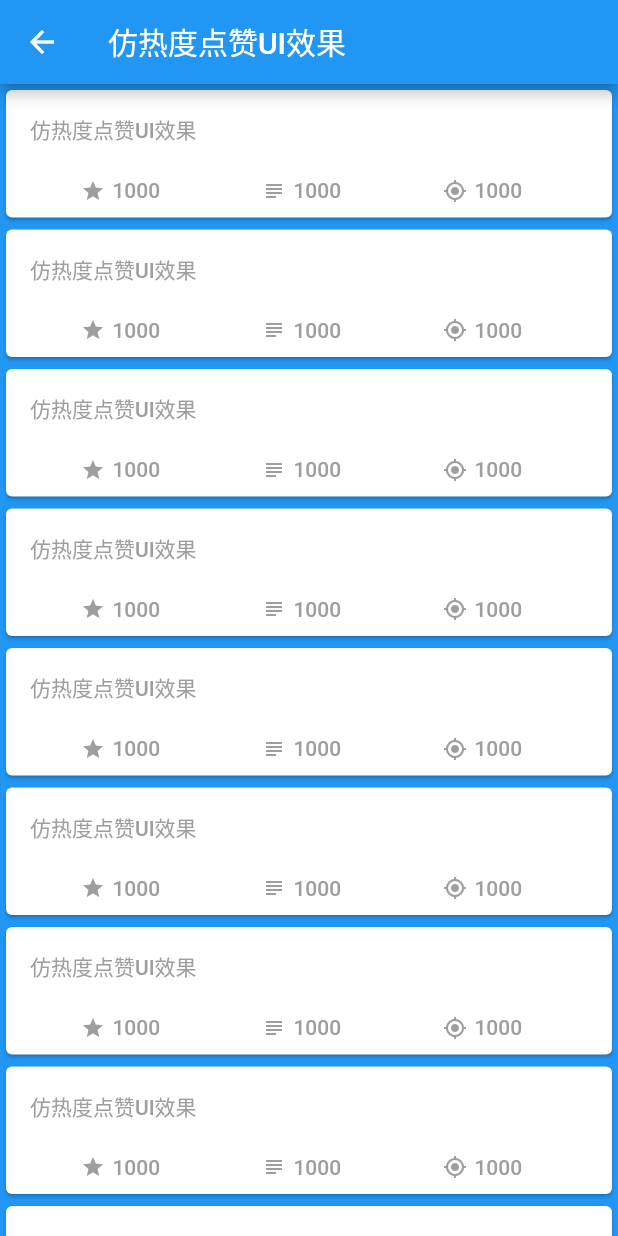
After one commit to longzekai/jsp_flutter, a Flutter app: the UIDemo screen opened directly, after a tap on "仿热度点赞UI效果", on a phone screen of 412 x 824 dp. The commit adds this screen. Run offline on Flutter 3.47's test engine with Material 2 defaults, Android fonts, the phone set to English and light mode, and no system bars.

Commit message:
增加了仿热度点赞UI效果

```diff
--- a/lib/flutter_list_demo.dart
+++ b/lib/flutter_list_demo.dart
@@ -3,6 +3,7 @@ import 'package:jsp_flutter/demo01/first_demo.dart';
 import 'package:jsp_flutter/demo02/second_demo.dart';
 import 'package:jsp_flutter/demo03/three_demo.dart';
 import 'package:jsp_flutter/demo04/forth_demo.dart';
+import 'package:jsp_flutter/higherUI/higher_ui_demo.dart';
 
 class ListDemoBean {
   final String title;
@@ -16,7 +17,8 @@ class ListDemo extends StatelessWidget {
     ListDemoBean('Flutter 第二季', SecondDemo(title: 'Flutter 第二季')),
     ListDemoBean('Flutter 第三季', ThreeDemo(title: 'Flutter 第三季')),
     ListDemoBean('Flutter 第四季', ForthDemo(title: 'Flutter 第四季')),
-    ListDemoBean('20个Flutter实例视频教程', FirstDemo(title: '20个Flutter实例视频教程'))
+    ListDemoBean('20个Flutter实例视频教程', FirstDemo(title: '20个Flutter实例视频教程')),
+    ListDemoBean('高级UI Demo展示', UIDemo(title: '高级UI Demo展示'))
   ];
 
   @override
--- /dev/null
+++ b/lib/higherUI/higher_ui_demo.dart
@@ -0,0 +1,42 @@
+import 'package:flutter/material.dart';
+import 'package:jsp_flutter/flutter_list_demo.dart';
+import 'package:jsp_flutter/higherUI/jj_demo01.dart';
+
+class UIDemo extends StatelessWidget {
+  final List<ListDemoBean> uiDemoList = [
+    ListDemoBean('仿热度点赞UI效果', JJDemo01(title: '仿热度点赞UI效果')),
+  ];
+
+  final String title;
+  UIDemo({Key key, this.title}) : super(key: key);
+
+  @override
+  Widget build(BuildContext context) {
+    return Scaffold(
+      appBar: AppBar(
+        title: Text(this.title),
+        centerTitle: true, // 设置标题文字居中
+        backgroundColor: Colors.lightBlue[100],
+      ),
+      body: ListView.builder(
+        itemCount: uiDemoList.length,
+        itemBuilder: (BuildContext context, int index) {
+          return Column(
+            children: <Widget>[
+              ListTile(
+                title: Text(uiDemoList[index].title),
+                onTap: () {
+                  Navigator.push(context,
+                      MaterialPageRoute(builder: (BuildContext context) {
+                    return uiDemoList[index].widget;
+                  }));
+                },
+              ),
+              Divider()
+            ],
+          );
+        },
+      ),
+    );
+  }
+}
--- /dev/null
+++ b/lib/higherUI/jj_demo01.dart
@@ -0,0 +1,31 @@
+import 'package:flutter/material.dart';
+import 'package:jsp_flutter/higherUI/jj_demo01_child.dart';
+
+class JJDemo01 extends StatefulWidget {
+  final String title;
+
+  JJDemo01({Key key, this.title}) : super(key: key);
+
+  _JJDemo01State createState() => _JJDemo01State(this.title);
+}
+
+class _JJDemo01State extends State<JJDemo01> {
+  final String title;
+  _JJDemo01State(this.title);
+
+  @override
+  Widget build(BuildContext context) {
+    return Scaffold(
+      backgroundColor: Colors.blue,
+      appBar: AppBar(
+        title: Text(this.title),
+      ),
+      body: ListView.builder(
+        itemCount: 20,
+        itemBuilder: (BuildContext context, int index) {
+          return JJDemo01Child();
+        },
+      ),
+    );
+  }
+}
--- /dev/null
+++ b/lib/higherUI/jj_demo01_child.dart
@@ -0,0 +1,85 @@
+import 'package:flutter/material.dart';
+
+class JJDemo01Child extends StatelessWidget {
+  final String title;
+
+  JJDemo01Child({Key key, this.title}) : super(key: key);
+
+  @override
+  Widget build(BuildContext context) {
+//     Scaffold(
+//        appBar: AppBar(
+//            title: Container(
+//                child: Center(
+//          // 让文字布局居中的另一种实现
+//          child: Text(
+//            this.title,
+//          ),
+//        ))),
+    return Container(
+        child: Card(
+      child: FlatButton(
+          onPressed: () {
+            print('点击了');
+          },
+          child: Padding(
+            padding: EdgeInsets.only(
+                left: 0.0, top: 10.0, right: 10.0, bottom: 10.0),
+            child: Column(
+              mainAxisSize: MainAxisSize.min,
+              children: <Widget>[
+                Container(
+                  child: Text(
+//                      this.title,
+                    '仿热度点赞UI效果',
+                    style: TextStyle(color: Colors.grey, fontSize: 14.0),
+                    maxLines: 3,
+                    overflow: TextOverflow.ellipsis,
+                  ),
+                  margin: EdgeInsets.only(top: 6.0, bottom: 2.0),
+                  alignment: Alignment.topLeft,
+                ),
+                Padding(padding: EdgeInsets.all(10.0)),
+                Row(
+                  crossAxisAlignment: CrossAxisAlignment.start,
+                  children: <Widget>[
+                    _getBottomItem(Icons.star, '1000'),
+                    _getBottomItem(Icons.subject, '1000'),
+                    _getBottomItem(Icons.my_location, '1000'),
+                  ],
+                )
+              ],
+            ),
+          )),
+    ));
+  }
+
+  Widget _getBottomItem(IconData icon, String text) {
+    return Expanded(
+      flex: 1,
+      child: Center(
+        child: Row(
+          mainAxisAlignment: MainAxisAlignment.center,
+          mainAxisSize: MainAxisSize.max,
+          crossAxisAlignment: CrossAxisAlignment.center,
+          children: <Widget>[
+            Icon(
+              icon,
+              size: 16.0,
+              color: Colors.grey,
+            ),
+            Padding(
+              padding: EdgeInsets.only(left: 5.0),
+            ),
+            Text(
+              text,
+              style: TextStyle(color: Colors.grey, fontSize: 14.0),
+              overflow: TextOverflow.ellipsis,
+              maxLines: 1,
+            )
+          ],
+        ),
+      ),
+    );
+  }
+}
```
